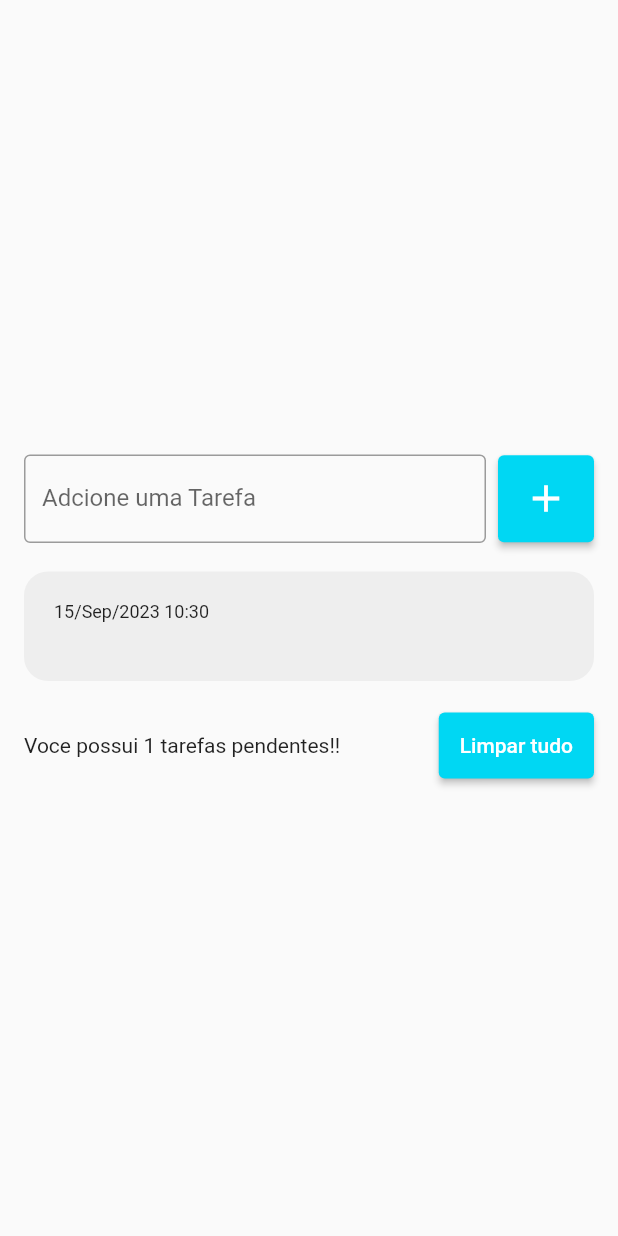
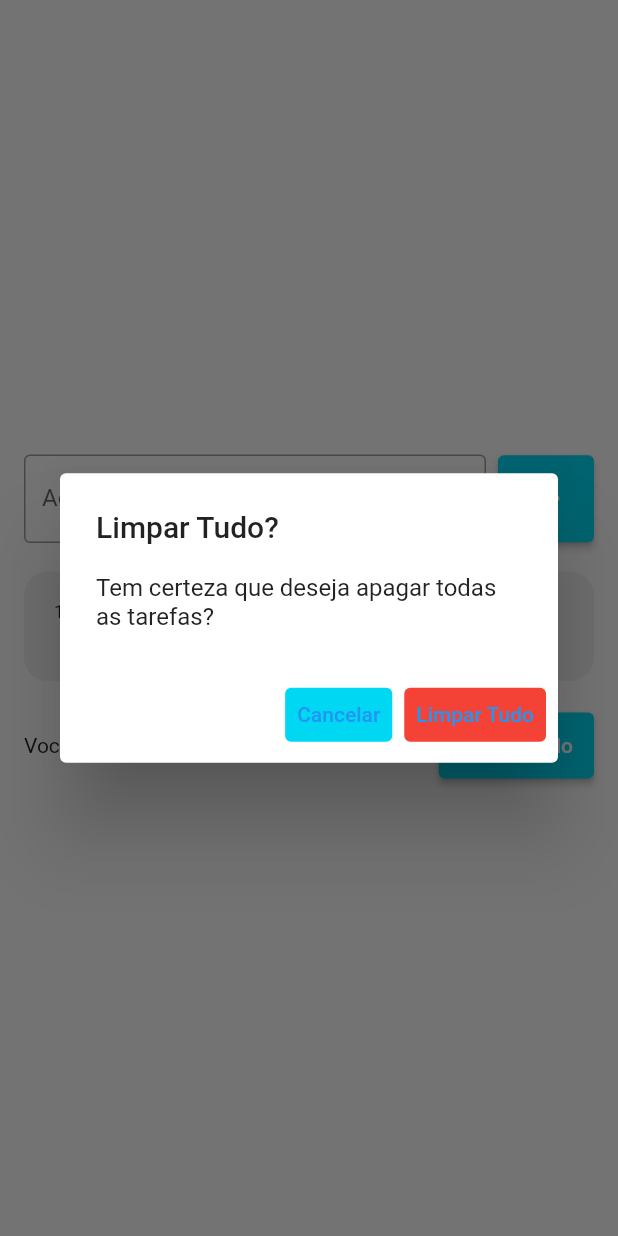
Before and after one commit to RodrigoCosta1983/Lista_de_Tarefas, a Flutter app: the screen it shows after launch, after a tap on the "add" icon, after a tap on "Limpar tudo", on a phone screen of 412 x 824 dp. Run offline on Flutter 3.47's test engine with Material 2 defaults, Android fonts, the phone set to English and light mode, and no system bars; drawn by our look-alikes of flutter_slidable.

Commit message:
UPDT new

```diff
--- a/lib/pages/todo_list_page.dart
+++ b/lib/pages/todo_list_page.dart
@@ -10,7 +10,7 @@ class TodoListPage extends StatefulWidget {
 }
 
 class _TodoListPageState extends State<TodoListPage> {
-  final TextEditingController TodoController =
+  final TextEditingController todoController =
       TextEditingController(); //controlador para pegar o texto
 
   final now = DateTime.now();
@@ -33,7 +33,7 @@ class _TodoListPageState extends State<TodoListPage> {
                   children: [
                     Expanded(
                       child: TextField(
-                        controller: TodoController,
+                        controller: todoController,
                         decoration: const InputDecoration(
                           border: OutlineInputBorder(),
                           labelText: 'Adcione uma Tarefa',
@@ -44,7 +44,7 @@ class _TodoListPageState extends State<TodoListPage> {
                     const SizedBox(width: 8),
                     ElevatedButton(
                       onPressed: () {
-                        String text = TodoController
+                        String text = todoController
                             .text; // leio o texto e add na variavel text
                         setState(() {
                           Todo newTodo = Todo(
@@ -54,10 +54,10 @@ class _TodoListPageState extends State<TodoListPage> {
                           );
                           todos.add(newTodo); // adcionei na lista de tarefas
                         });
-                        TodoController.clear();
+                        todoController.clear();
                       },
                       style: ElevatedButton.styleFrom(
-                        primary: const Color(0xff00d7f3),
+                        backgroundColor: const Color(0xff00d7f3),
                         padding: const EdgeInsets.all(14),
                       ),
                       child: const Icon(
@@ -93,9 +93,9 @@ class _TodoListPageState extends State<TodoListPage> {
                     ),
                     const SizedBox(width: 8),
                     ElevatedButton(
-                      onPressed: () {},
+                      onPressed: showDeleteTodosConfirmationDialog,
                       style: ElevatedButton.styleFrom(
-                        primary: const Color(0xff00d7f3),
+                        backgroundColor: const Color(0xff00d7f3),
                         padding: const EdgeInsets.all(14),
                       ),
                       child: const Text('Limpar tudo'),
@@ -138,4 +138,37 @@ class _TodoListPageState extends State<TodoListPage> {
       ),
     );
   }
+
+  void showDeleteTodosConfirmationDialog() {
+    showDialog(
+      context: context,
+      builder: (context) => AlertDialog(
+        title: const Text('Limpar Tudo?'),
+        content: const Text('Tem certeza que deseja apagar todas as tarefas?'),
+        actions: [
+          TextButton(
+            onPressed: () {
+              Navigator.of(context).pop();
+            },
+            style: TextButton.styleFrom(backgroundColor: const Color(0xff00d7f3)),
+            child: const Text('Cancelar'),
+          ),
+          TextButton(
+            onPressed: () {
+              Navigator.of(context).pop();
+              deleteAllTodos();
+            },
+            style: TextButton.styleFrom(backgroundColor:  Colors.red),
+            child: const Text('Limpar Tudo'),
+          ),
+        ],
+      ),
+    );
+  }
+
+  void deleteAllTodos() {
+    setState(() {
+      todos.clear();
+    });
+  }
 }
```
